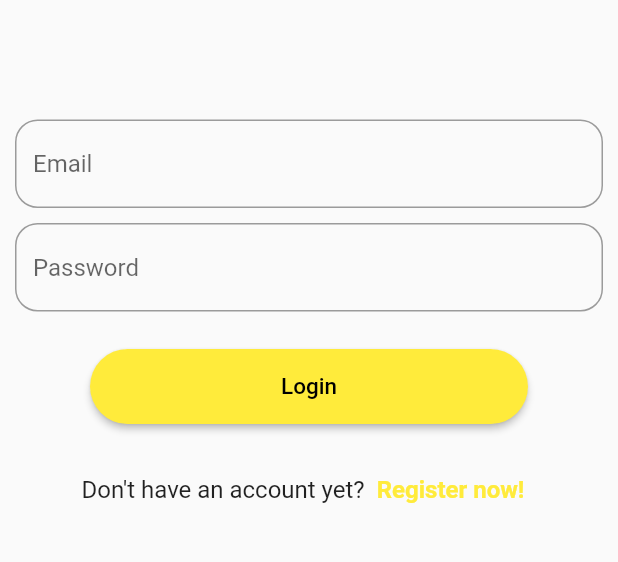
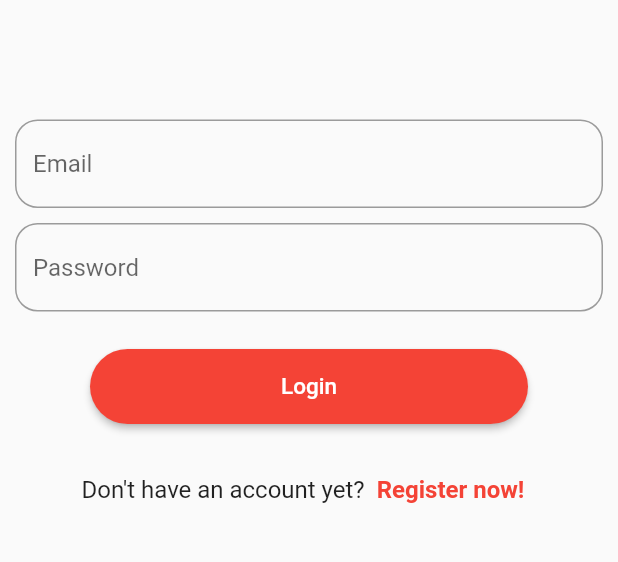
Before and after one commit to MichelPT/Dine-in-Order-App, a Flutter app: the screen it shows after launch, on a phone screen of 412 x 824 dp, the part 413-975 px from its top. Run offline on Flutter 3.47's test engine with Material 2 defaults, Android fonts, the phone set to English and light mode, and no system bars; our stand-ins replace firebase_auth, firebase_core, get; accounts and stored records are empty.

Commit message:
have no idea wht tf just hapansd

```diff
--- a/lib/main.dart
+++ b/lib/main.dart
@@ -23,7 +23,7 @@ class MyApp extends StatelessWidget {
       unknownRoute: GetPage(name:PagesRoute.unknownPage, page:() => NotFound()),
       title: 'Flutter Demo',
       theme: ThemeData(
-        primarySwatch: Colors.yellow    //home: loginScreen()
+        primarySwatch: Colors.red  //home: loginScreen()
       ),);
   }
 }
--- a/lib/pages/registerScreen.dart
+++ b/lib/pages/registerScreen.dart
@@ -116,6 +116,9 @@ class _registerScreenState extends State<registerScreen> {
                           text = "Wrong email format";
                           }
                         else {
+                          await firebaseAuth.createUserWithEmailAndPassword(
+                          email: _emailController.text,
+                          password: _passwordController.text);
                           Navigator.popAndPushNamed(context, '/loginScreen',);
                         }
                         Get.snackbar(
@@ -124,9 +127,6 @@ class _registerScreenState extends State<registerScreen> {
                           duration: Duration(milliseconds: 2000),
                           backgroundColor: Colors.grey.shade400);
 
-                        await firebaseAuth.createUserWithEmailAndPassword(
-                          email: _emailController.text,
-                          password: _passwordController.text);
                       },
                     child: Text('Register'),
                     ),
```
Also changed, not shown: 3 other files.
